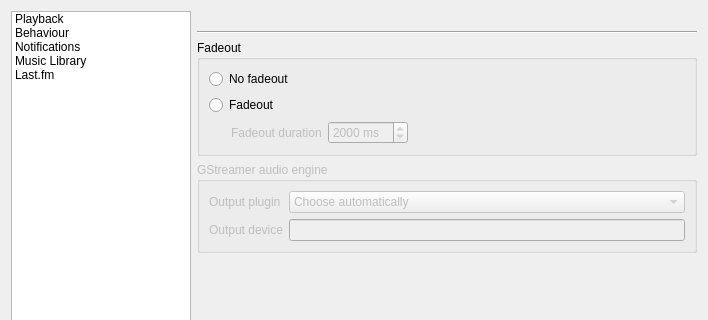
Before: the Qt Designer form src/settingsdialog.ui in clementine-player/Clementine, drawn with Qt 5; both pictures show x 0 to 708 and y 0 to 320 of the 708 by 549 pixel window.
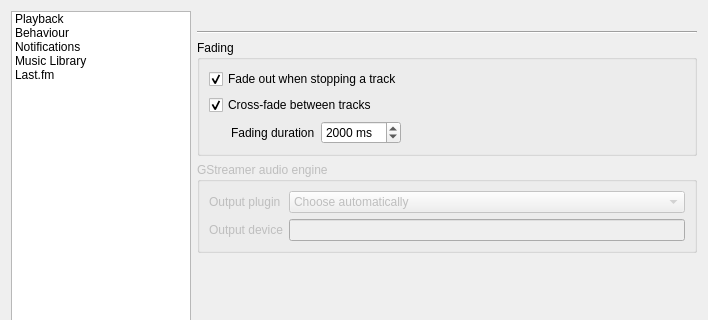
After: the same form once the commit is applied. Icons and pictures are not drawn. Custom widgets are drawn as their Qt base class.

```diff
--- a/src/settingsdialog.ui
+++ b/src/settingsdialog.ui
@@ -118,32 +118,39 @@
          <item>
           <widget class="QGroupBox" name="groupBox">
            <property name="title">
-            <string>Fadeout</string>
+            <string>Fading</string>
            </property>
            <layout class="QVBoxLayout" name="verticalLayout">
             <item>
-             <widget class="QRadioButton" name="no_fadeout">
+             <widget class="QCheckBox" name="fading_out">
               <property name="text">
-               <string>No fadeout</string>
+               <string>Fade out when stopping a track</string>
               </property>
+              <property name="checked">
+               <bool>true</bool>
+              </property>
              </widget>
             </item>
             <item>
-             <widget class="QRadioButton" name="fadeout">
+             <widget class="QCheckBox" name="fading_cross">
               <property name="text">
-               <string>Fadeout</string>
+               <string>Cross-fade between tracks</string>
               </property>
+              <property name="checked">
+               <bool>true</bool>
+              </property>
              </widget>
             </item>
             <item>
+             <widget class="QWidget" name="fading_options" native="true">
              <layout class="QHBoxLayout" name="horizontalLayout">
+               <property name="margin">
+                <number>0</number>
+               </property>
               <item>
                <widget class="QLabel" name="label">
-                <property name="enabled">
-                 <bool>false</bool>
-                </property>
                 <property name="text">
-                 <string>Fadeout duration</string>
+                  <string>Fading duration</string>
                 </property>
                 <property name="indent">
                  <number>22</number>
@@ -151,10 +158,7 @@
                </widget>
               </item>
               <item>
-               <widget class="QSpinBox" name="fadeout_duration">
-                <property name="enabled">
-                 <bool>false</bool>
-                </property>
+                <widget class="QSpinBox" name="fading_duration">
                 <property name="suffix">
                  <string> ms</string>
                 </property>
@@ -176,13 +180,14 @@
                 </property>
                 <property name="sizeHint" stdset="0">
                  <size>
-                  <width>40</width>
+                   <width>257</width>
                   <height>20</height>
                  </size>
                 </property>
                </spacer>
               </item>
              </layout>
+             </widget>
             </item>
            </layout>
           </widget>
```
Left out of the diff: 58 changed lines with no effect on the pictures. Lines whose indentation alone changed are shown as unchanged.
